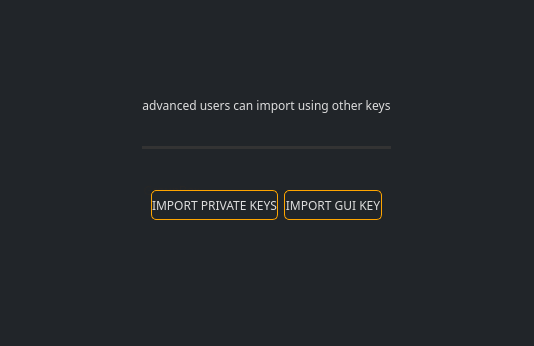
First picture: the form in src/gui/ui/welcomeframe.ui, repository ConcealNetwork/conceal-desktop, before the edit; both pictures show x 368 to 902 and y 354 to 700 of the 1270 by 700 pixel window.
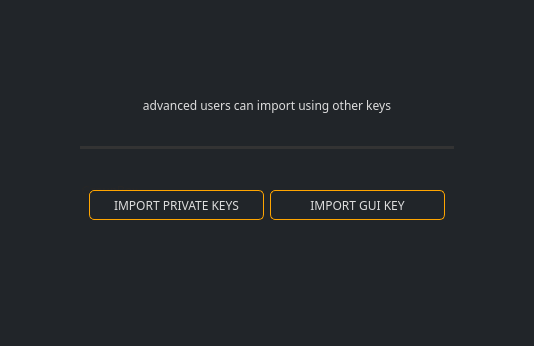
Second picture: the form after the edit.

Commit message: A few styling change to welcomeFrame

What changed in the file:
```diff
--- a/src/gui/ui/welcomeframe.ui
+++ b/src/gui/ui/welcomeframe.ui
@@ -328,26 +328,10 @@
               <property name="font">
                <font>
                 <family>Poppins</family>
-                <pointsize>-1</pointsize>
                </font>
               </property>
               <property name="styleSheet">
-               <string notr="true">QPushButton#next3
-{
-    color: orange;
-    border: 1px solid orange;
-    font-size: 16px;
-    border-radius: 5px;
-}
-
-QPushButton#next3:hover
-{
-    color:#FFD700;
-    border: 1px solid orange;
-    font-size: 16px;
-    border-radius: 5px;
-    
-}</string>
+               <string notr="true">QPushButton{color:#fff;border:1px solid orange;border-radius:5px;}QPushButton:hover{color:orange;border:1px solid orange;border-radius:5px}</string>
               </property>
               <property name="text">
                <string>NEXT</string>
@@ -1461,7 +1445,13 @@
               </property>
               <layout class="QHBoxLayout" name="horizontalLayout_4">
                <item>
-                <widget class="QPushButton" name="spendkeyButton">
+                <widget class="QPushButton" name="b1_spendkeyButton">
+                 <property name="minimumSize">
+                  <size>
+                   <width>175</width>
+                   <height>0</height>
+                  </size>
+                 </property>
                  <property name="maximumSize">
                   <size>
                    <width>210</width>
@@ -1483,7 +1473,13 @@
                 </widget>
                </item>
                <item>
-                <widget class="QPushButton" name="guikeyButton">
+                <widget class="QPushButton" name="b1_guikeyButton">
+                 <property name="minimumSize">
+                  <size>
+                   <width>175</width>
+                   <height>0</height>
+                  </size>
+                 </property>
                  <property name="maximumSize">
                   <size>
                    <width>210</width>
```
Left out of the diff: 188 changed lines with no effect on the pictures.
